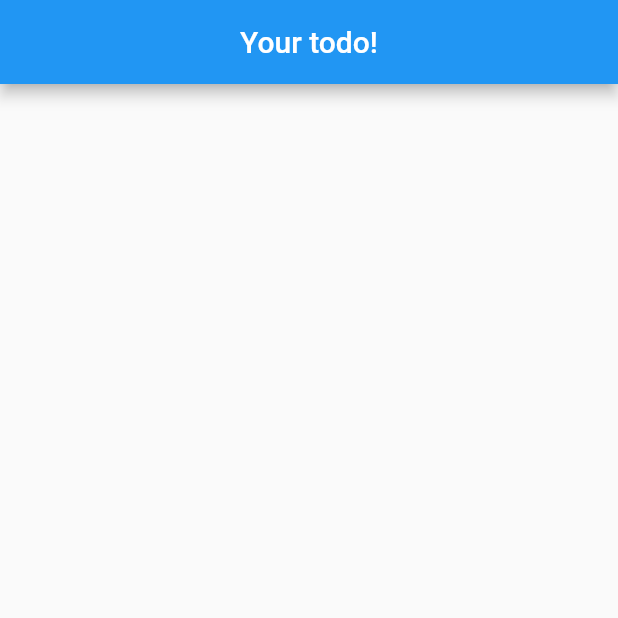
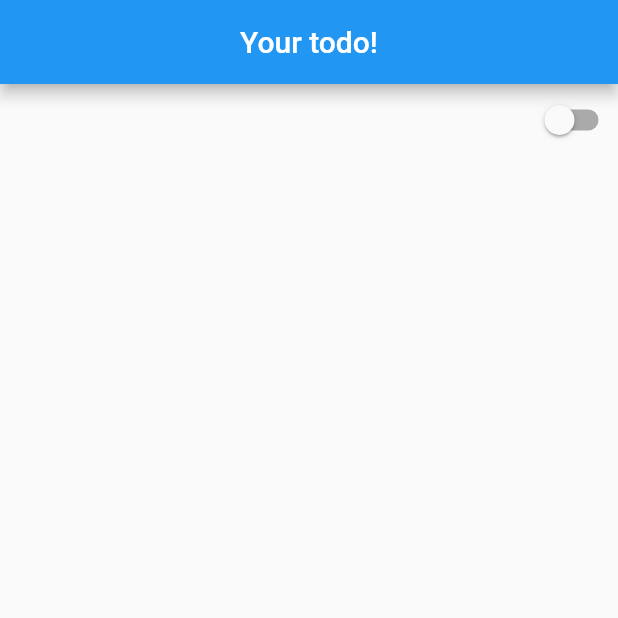
Before and after one commit to skohan/ToDoList, a Flutter app: the screen it shows after launch, on a phone screen of 412 x 824 dp, the top half of it. Run offline on Flutter 3.47's test engine with Material 2 defaults, Android fonts, the light colour scheme and no system bars; our stand-ins replace bloc, equatable, flutter_bloc.

Commit message:
--> dark mode added using bloc and switch.

```diff
--- /dev/null
+++ b/lib/bloc/apptheme_event.dart
@@ -0,0 +1,10 @@
+part of 'apptheme_bloc.dart';
+
+class AppThemeEvent extends Equatable {
+  final ThemeData theme;
+
+  const AppThemeEvent(this.theme);
+
+  @override
+  List<Object> get props => [theme];
+}
--- /dev/null
+++ b/lib/bloc/apptheme_state.dart
@@ -0,0 +1,10 @@
+part of 'apptheme_bloc.dart';
+
+class AppthemeState extends Equatable {
+  final ThemeData theme;
+
+  const AppthemeState(this.theme);
+
+  @override
+  List<Object> get props => [theme];
+}
--- a/lib/bloc/todo_bloc.dart
+++ b/lib/bloc/todo_bloc.dart
@@ -1,52 +1,44 @@
-
-
 import 'package:bloc/bloc.dart';
 import 'package:flutter/material.dart';
 import 'package:todolist/bloc/todo_events.dart';
 import 'package:todolist/bloc/todo_state.dart';
 import 'dart:async';
 
-class TodoBloc extends Bloc<TodoEvents, TodoState>{
-  @override
-  TodoState get initialState => TodoState.initial();
+class TodoBloc extends Bloc<TodoEvents, TodoState> {
+  TodoBloc() : super(TodoState.initial());
 
-  void addTodo(BuildContext context, String newTodo) async{
+  void addTodo(BuildContext context, String newTodo) async {
     // print(newTodo);
     this.add(AddTodo(todo: newTodo));
   }
 
-  void removeTodo(int index){
-
+  void removeTodo(int index) {
     this.add(RemoveTodo(index: index));
   }
 
-  void updateTodo(BuildContext context,int index, String updatedTodo) async {
-
+  void updateTodo(BuildContext context, int index, String updatedTodo) async {
     this.add(UpdateTodo(index: index, newTodo: updatedTodo));
   }
 
   @override
   Stream<TodoState> mapEventToState(TodoEvents event) async* {
-
     final _currentState = state;
 
-    if(event is AddTodo){
+    if (event is AddTodo) {
       print(event.todo);
       _currentState.todoModel.add(event.todo);
-      for(var item in _currentState.todoModel.todos){
+      for (var item in _currentState.todoModel.todos) {
         print(item);
       }
       yield new TodoState(todoModel: _currentState.todoModel);
-
     }
-    if(event is RemoveTodo){
+    if (event is RemoveTodo) {
       _currentState.todoModel.remove(event.index);
       yield new TodoState(todoModel: _currentState.todoModel);
     }
-    if(event is UpdateTodo){
+    if (event is UpdateTodo) {
       _currentState.todoModel.update(event.index, event.newTodo);
       yield new TodoState(todoModel: _currentState.todoModel);
     }
   }
-
 }
--- a/lib/main.dart
+++ b/lib/main.dart
@@ -1,12 +1,27 @@
 import 'package:flutter/material.dart';
+import 'package:flutter_bloc/flutter_bloc.dart';
+import 'package:todolist/bloc/apptheme_bloc.dart';
 import 'ui/home.dart' as h;
 
-void main(){
-  runApp(
-    MaterialApp(
-      home: new h.Home(),
-    )
-  );
+void main() {
+  runApp(MyApp());
+}
+
+class MyApp extends StatelessWidget {
+  @override
+  Widget build(BuildContext context) {
+    return BlocProvider<AppthemeBloc>(
+      create: (context) => AppthemeBloc(),
+      child: BlocBuilder<AppthemeBloc, AppthemeState>(
+        builder: (context, state) {
+          return MaterialApp(
+            theme: state.theme,
+            home: new h.Home(),
+          );
+        },
+      ),
+    );
+  }
 }
 
 // class Home extends StatefulWidget {
--- /dev/null
+++ b/lib/themes/app_themes.dart
@@ -0,0 +1,27 @@
+import 'package:flutter/material.dart';
+
+class AppTheme {
+  static final ThemeData lightTheme = ThemeData(
+    brightness: Brightness.light,
+    primarySwatch: Colors.blue,
+    iconTheme: IconThemeData(
+      color: Colors.grey,
+    ),
+    textTheme: Typography.blackRedmond,
+    cardTheme: CardTheme(
+      color: Colors.white70,
+    ),
+  );
+
+  static final ThemeData darkTheme = ThemeData(
+    brightness: Brightness.dark,
+    primarySwatch: Colors.blue,
+    iconTheme: IconThemeData(
+      color: Colors.white54,
+    ),
+    textTheme: Typography.whiteRedmond,
+    cardTheme: CardTheme(
+      color: Colors.black,
+    ),
+  );
+}
--- a/lib/ui/home.dart
+++ b/lib/ui/home.dart
@@ -1,7 +1,8 @@
-
 import 'package:flutter/material.dart';
 import 'package:flutter_bloc/flutter_bloc.dart';
+import 'package:todolist/bloc/apptheme_bloc.dart';
 import 'package:todolist/bloc/todo_bloc.dart';
+import 'package:todolist/themes/app_themes.dart';
 import 'package:todolist/widgets/tile.dart';
 
 class Home extends StatefulWidget {
@@ -10,38 +11,44 @@ class Home extends StatefulWidget {
 }
 
 class _HomeState extends State<Home> {
-
   final TodoBloc todoBloc = new TodoBloc();
   TextEditingController tec;
+  bool _isThemeSwitch = false;
 
   @override
   void initState() {
     super.initState();
     tec = new TextEditingController();
   }
+
   @override
-  void dispose(){
+  void dispose() {
     todoBloc.close();
     tec.dispose();
     super.dispose();
   }
 
-  void getTheTextYouFreakingWantFromUserHuh(int index){
-
+  void getTheTextYouFreakingWantFromUserHuh(int index) {
     showDialog(
       context: context,
       builder: (context) {
         return AlertDialog(
           title: Text("What is your todo?"),
           content: TextFormField(
-            controller: tec ,
-            decoration: InputDecoration(
-            ),
+            controller: tec,
+            decoration: InputDecoration(),
           ),
           actions: <Widget>[
-            FlatButton(onPressed: (){Navigator.of(context).pop();}, child: Text("Cancel")),
-            FlatButton(onPressed: (){
-              index==null?todoBloc.addTodo(context,tec.text):todoBloc.updateTodo(context,index,tec.text);
+            FlatButton(
+                onPressed: () {
+                  Navigator.of(context).pop();
+                },
+                child: Text("Cancel")),
+            FlatButton(
+                onPressed: () {
+                  index == null
+                      ? todoBloc.addTodo(context, tec.text)
+                      : todoBloc.updateTodo(context, index, tec.text);
                   Navigator.of(context).pop();
                 },
                 child: Text("Add!")),
@@ -60,28 +67,55 @@ class _HomeState extends State<Home> {
         ),
         body: SafeArea(
           child: BlocBuilder(
-                bloc: todoBloc,
-                builder: (context, state) => ListView.builder(
+            cubit: todoBloc,
+            builder: (context, state) => Container(
+              child: Column(
+                crossAxisAlignment: CrossAxisAlignment.end,
+                children: [
+                  Switch(
+                    value: _isThemeSwitch,
+                    onChanged: (value) {
+                      _isThemeSwitch = value;
+                      if (_isThemeSwitch) {
+                        BlocProvider.of<AppthemeBloc>(context)
+                            .add(AppThemeEvent(AppTheme.darkTheme));
+                      } else {
+                        BlocProvider.of<AppthemeBloc>(context)
+                            .add(AppThemeEvent(AppTheme.lightTheme));
+                      }
+                      setState(() {});
+                    },
+                  ),
+                  Expanded(
+                    child: ListView.builder(
                       itemCount: state.todoModel.todos.length,
-                itemBuilder: (contex,index){
+                      itemBuilder: (contex, index) {
                         print(state.todoModel.todos.length);
                         return Padding(
                           padding: const EdgeInsets.all(8.0),
                           child: MyTile(
-                    title:state.todoModel.todos[index],
-                    delete: (){todoBloc.removeTodo(index);},
-                    update: (){getTheTextYouFreakingWantFromUserHuh(index);},
+                            title: state.todoModel.todos[index],
+                            delete: () {
+                              todoBloc.removeTodo(index);
+                            },
+                            update: () {
+                              getTheTextYouFreakingWantFromUserHuh(index);
+                            },
                           ),
                         );
-              }),
+                      },
                     ),
                   ),
-
+                ],
+              ),
+            ),
+          ),
+        ),
         floatingActionButton: FloatingActionButton(
-            onPressed: (){getTheTextYouFreakingWantFromUserHuh(null);},
+          onPressed: () {
+            getTheTextYouFreakingWantFromUserHuh(null);
+          },
           child: Icon(Icons.add),
-          )
-    );
+        ));
   }
-
 }
--- a/pubspec.yaml
+++ b/pubspec.yaml
@@ -24,8 +24,9 @@ dependencies:
   flutter:
     sdk: flutter
 
-  bloc:
-  flutter_bloc:
+  # bloc:
+  flutter_bloc: ^6.0.1
+  equatable: ^1.2.4
 
   # The following adds the Cupertino Icons font to your application.
   # Use with the CupertinoIcons class for iOS style icons.
```
Also changed, not shown: lib/bloc/apptheme_bloc.dart (added, +21 -0 lines), lib/widgets/tile.dart (+8 -11 lines), pubspec.lock, 7 other files. Lines whose indentation alone changed are shown as unchanged.
